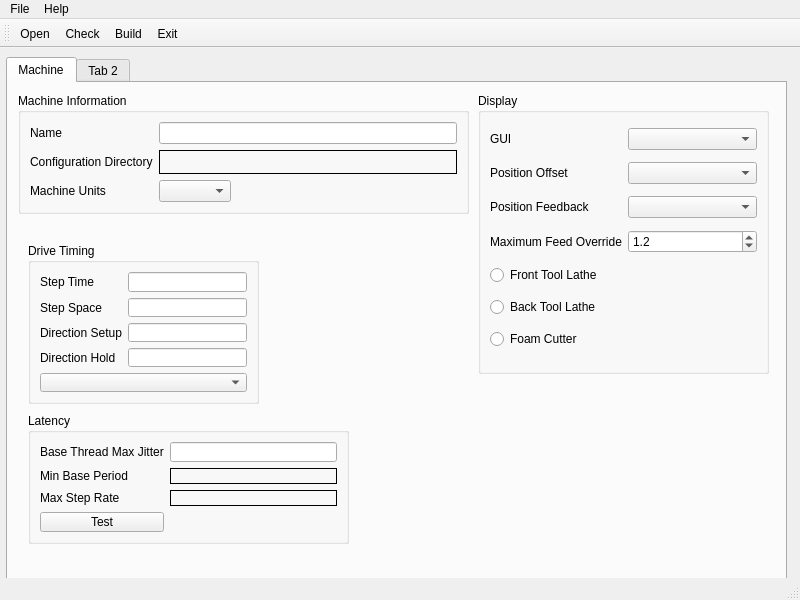
The window that pconfig.ui (cnc4less/pconfig) describes before a commit, drawn with Qt 5.
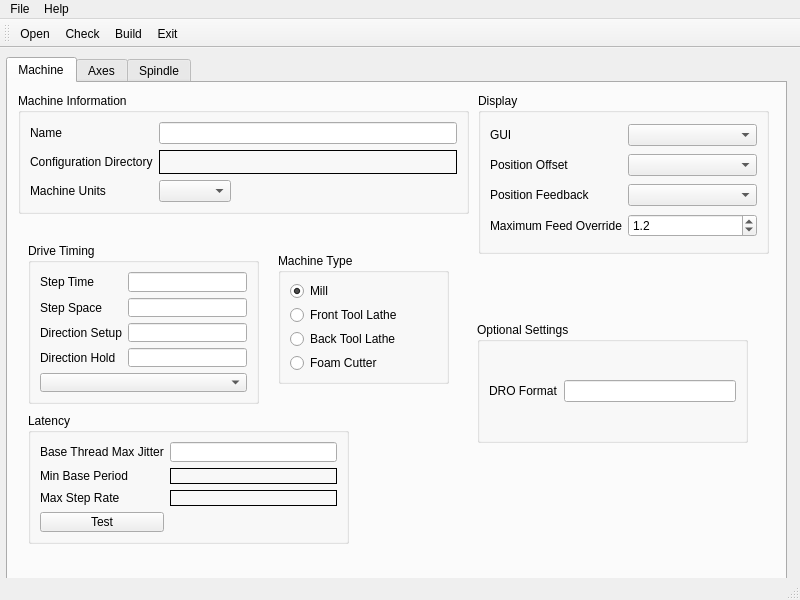
The same window after the commit.

What changed in the file:
```diff
--- a/pconfig.ui
+++ b/pconfig.ui
@@ -225,7 +225,7 @@
         <x>470</x>
         <y>10</y>
         <width>291</width>
-        <height>281</height>
+        <height>161</height>
        </rect>
       </property>
       <property name="title">
@@ -265,26 +265,12 @@
          </property>
         </widget>
        </item>
-       <item row="5" column="0">
-        <widget class="QRadioButton" name="lathe_back_tool_rb">
-         <property name="text">
-          <string>Back Tool Lathe</string>
-         </property>
-        </widget>
-       </item>
        <item row="2" column="1">
         <widget class="QComboBox" name="position_feedback_cb"/>
        </item>
        <item row="1" column="1">
         <widget class="QComboBox" name="position_offset_cb"/>
        </item>
-       <item row="4" column="0">
-        <widget class="QRadioButton" name="lathe_front_tool_rb">
-         <property name="text">
-          <string>Front Tool Lathe</string>
-         </property>
-        </widget>
-       </item>
        <item row="0" column="0">
         <widget class="QLabel" name="label_40">
          <property name="text">
@@ -302,7 +288,46 @@
          </property>
         </widget>
        </item>
-       <item row="6" column="0">
+      </layout>
+     </widget>
+     <widget class="QGroupBox" name="gridGroupBox">
+      <property name="geometry">
+       <rect>
+        <x>270</x>
+        <y>170</y>
+        <width>171</width>
+        <height>131</height>
+       </rect>
+      </property>
+      <property name="title">
+       <string>Machine Type</string>
+      </property>
+      <layout class="QGridLayout" name="gridLayout_5">
+       <item row="2" column="0">
+        <widget class="QRadioButton" name="lathe_back_tool_rb">
+         <property name="text">
+          <string>Back Tool Lathe</string>
+         </property>
+        </widget>
+       </item>
+       <item row="1" column="0">
+        <widget class="QRadioButton" name="lathe_front_tool_rb">
+         <property name="text">
+          <string>Front Tool Lathe</string>
+         </property>
+        </widget>
+       </item>
+       <item row="0" column="0">
+        <widget class="QRadioButton" name="mill_rb">
+         <property name="text">
+          <string>Mill</string>
+         </property>
+         <property name="checked">
+          <bool>true</bool>
+         </property>
+        </widget>
+       </item>
+       <item row="3" column="0">
         <widget class="QRadioButton" name="foam_cutter_rb">
          <property name="text">
           <string>Foam Cutter</string>
@@ -311,10 +336,44 @@
        </item>
       </layout>
      </widget>
+     <widget class="QGroupBox" name="gridGroupBox">
+      <property name="geometry">
+       <rect>
+        <x>469</x>
+        <y>239</y>
+        <width>271</width>
+        <height>121</height>
+       </rect>
+      </property>
+      <property name="title">
+       <string>Optional Settings</string>
+      </property>
+      <layout class="QGridLayout" name="gridLayout_6">
+       <item row="0" column="0">
+        <widget class="QLabel" name="label_13">
+         <property name="text">
+          <string>DRO Format</string>
+         </property>
+        </widget>
+       </item>
+       <item row="0" column="1">
+        <widget class="QLineEdit" name="dro_format_le">
+         <property name="toolTip">
+          <string>&lt;html&gt;&lt;head/&gt;&lt;body&gt;&lt;p&gt;Follows the Python format&lt;/p&gt;&lt;p&gt;6.2 6 digits to the left and 2 decimal places&lt;/p&gt;&lt;p&gt;+3.3 force the plus sign with 3 left and 3 decimal places&lt;/p&gt;&lt;/body&gt;&lt;/html&gt;</string>
+         </property>
+        </widget>
+       </item>
+      </layout>
+     </widget>
+    </widget>
+    <widget class="QWidget" name="tab">
+     <attribute name="title">
+      <string>Axes</string>
+     </attribute>
     </widget>
     <widget class="QWidget" name="tab_1">
      <attribute name="title">
-      <string>Tab 2</string>
+      <string>Spindle</string>
      </attribute>
     </widget>
    </widget>
```
Left out of the diff: 23 changed lines with no effect on the pictures.
